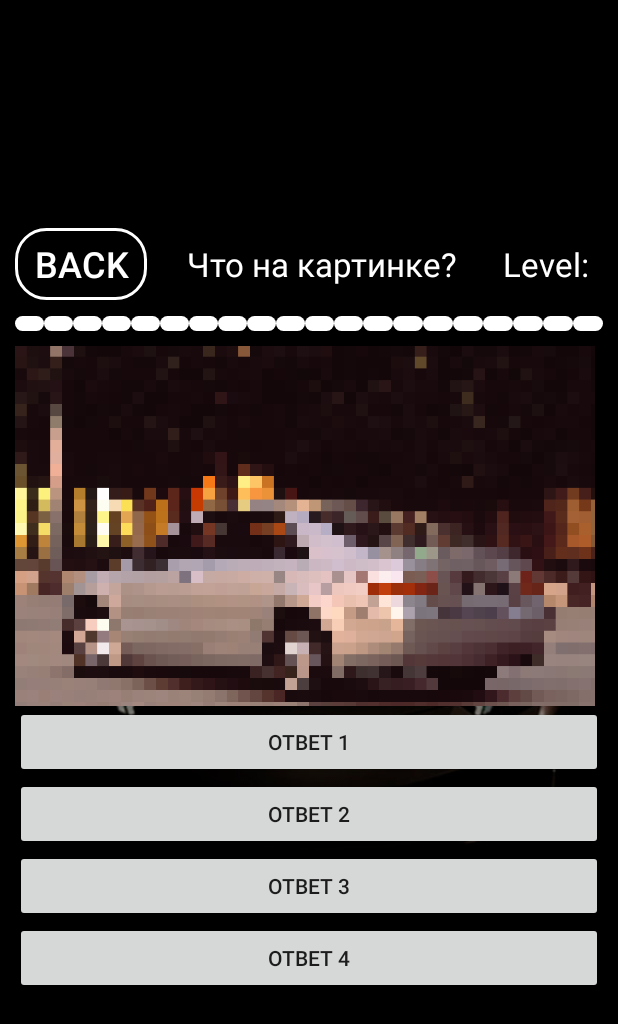
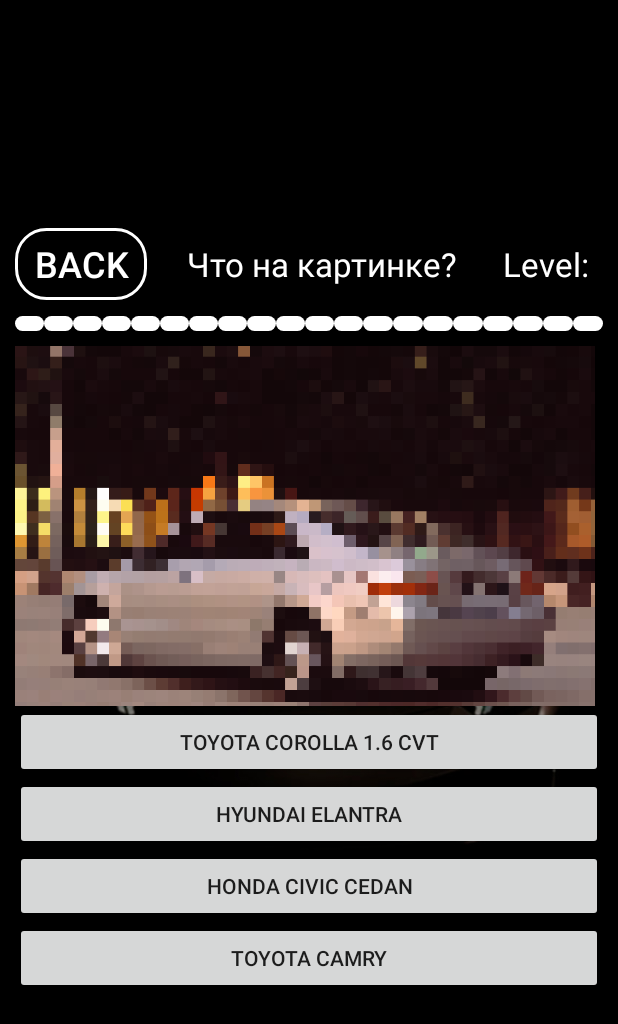
Before and after one commit to saduwka/Game, an Android app: the pixel_level screen opened directly, with no data from a screen before it, on a phone screen of 412 x 824 dp. Shown: the top 1024 px of the screen. Run offline under Robolectric (Android 15) with nearby library versions, the phone set to English and light mode, and no system bars; 1 statement that could not run was skipped.

Commit message:
add pixel lvl

```diff
--- a/app/src/main/java/com/example/testgame/pixel_level.java
+++ b/app/src/main/java/com/example/testgame/pixel_level.java
@@ -8,7 +8,16 @@
 
 import androidx.appcompat.app.AppCompatActivity;
 
+import java.util.ArrayList;
+import java.util.Collections;
+
 public class pixel_level extends AppCompatActivity {
+
+    Array Pixel30 = new Array();
+
+    private int correctAnswerIndex = 4; // Предположим, что правильный ответ находится в списке под индексом 2
+    private ArrayList<Pixel30> answers; // Список вариантов ответа
+
     public int pixelImg;
 
         public int count = 0; //Счетчик правильных ответов
@@ -30,11 +39,13 @@
         questionImageView.setImageResource(R.drawable.camrypxl); // Замените your_image на имя вашего изображения в ресурсах
         questionTextView.setText("Что на картинке?");
 
+        // Создаем список с вариантами ответа
+
+
+        Collections.shuffle(answers);
+
         // Установка текста на кнопках с вариантами ответа
-        answerButton1.setText("Ответ 1");
-        answerButton2.setText("Ответ 2");
-        answerButton3.setText("Ответ 3");
-        answerButton4.setText("Ответ 4");
+
 
         // Обработка нажатий на кнопки с вариантами ответа
         answerButton1.setOnClickListener(new View.OnClickListener() {
--- /dev/null
+++ b/app/src/main/res/drawable/button_background_correct.xml
@@ -0,0 +1,5 @@
+<?xml version="1.0" encoding="utf-8"?>
+    <selector xmlns:android="http://schemas.android.com/apk/res/android">
+        <item android:drawable="@color/green" android:state_pressed="true"/>
+        <item android:drawable="@color/green"/>
+    </selector>
--- /dev/null
+++ b/app/src/main/res/drawable/button_background_incorrect.xml
@@ -0,0 +1,6 @@
+<?xml version="1.0" encoding="utf-8"?>
+
+    <selector xmlns:android="http://schemas.android.com/apk/res/android">
+        <item android:drawable="@color/red" android:state_pressed="true"/>
+        <item android:drawable="@color/red"/>
+    </selector>
--- a/app/src/main/res/layout/level_pixel.xml
+++ b/app/src/main/res/layout/level_pixel.xml
@@ -236,7 +236,7 @@
                     android:layout_weight="1"
                     android:background="@drawable/style_img_universal"
                     android:scaleType="centerCrop"
-                    android:src="@drawable/imgtest" />
+                    android:src="@drawable/camrypxl" />
 
             </LinearLayout>
 
@@ -248,22 +248,26 @@
                 android:layout_width="match_parent"
                 android:layout_height="wrap_content"
                 android:id="@+id/answerButton1"
+                android:text="@string/leveltext31"
                 />
 
                 <Button
                     android:id="@+id/answerButton2"
                     android:layout_width="match_parent"
-                    android:layout_height="wrap_content" />
+                    android:layout_height="wrap_content"
+                    android:text="@string/leveltext32"/>
 
                 <Button
                     android:layout_width="match_parent"
                     android:layout_height="wrap_content"
                     android:id="@+id/answerButton3"
+                    android:text="@string/leveltext33"
                     />
                 <Button
                     android:layout_width="match_parent"
                     android:layout_height="wrap_content"
                     android:id="@+id/answerButton4"
+                    android:text="@string/leveltext34"
                     />
             </LinearLayout>
 
--- a/app/src/main/res/values/colors.xml
+++ b/app/src/main/res/values/colors.xml
@@ -5,4 +5,5 @@
     <color name="black60">#60000000</color>
     <color name="blue">#48d1ff</color>
     <color name="green">#9019FF19</color>
+    <color name="red">#FF0000</color>
 </resources>
--- /dev/null
+++ b/app/src/main/res/values/textforlevels30.xml
@@ -0,0 +1,7 @@
+<?xml version="1.0" encoding="utf-8"?>
+<resources>
+    <string name="leveltext31">Toyota Corolla 1.6 CVT</string>
+    <string name="leveltext32">Hyundai Elantra</string>
+    <string name="leveltext33">Honda Civic Cedan</string>
+    <string name="leveltext34">Toyota Camry</string>
+</resources>
```
Also changed, not shown: app/src/main/AndroidManifest.xml (+8 -0 lines), app/src/main/java/com/example/testgame/GameLevels.java (+14 -0 lines), app/src/main/java/com/example/testgame/Pixel30.java (added, +10 -0 lines), app/src/main/java/com/example/testgame/level29.java (added, +86 -0 lines).
